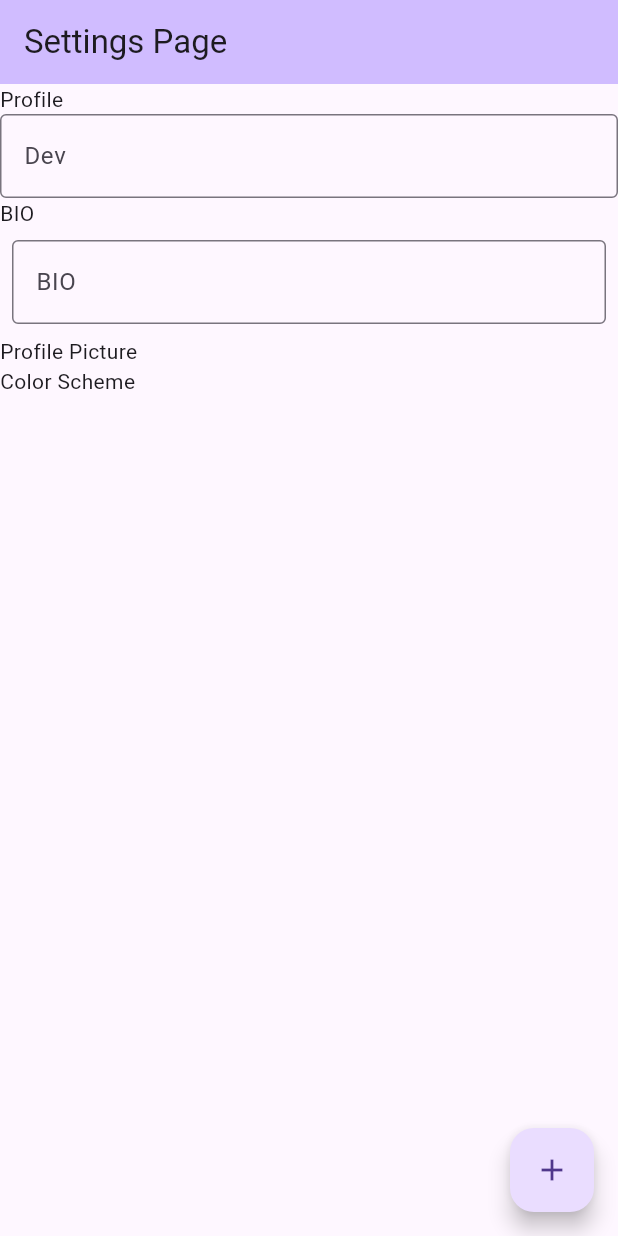
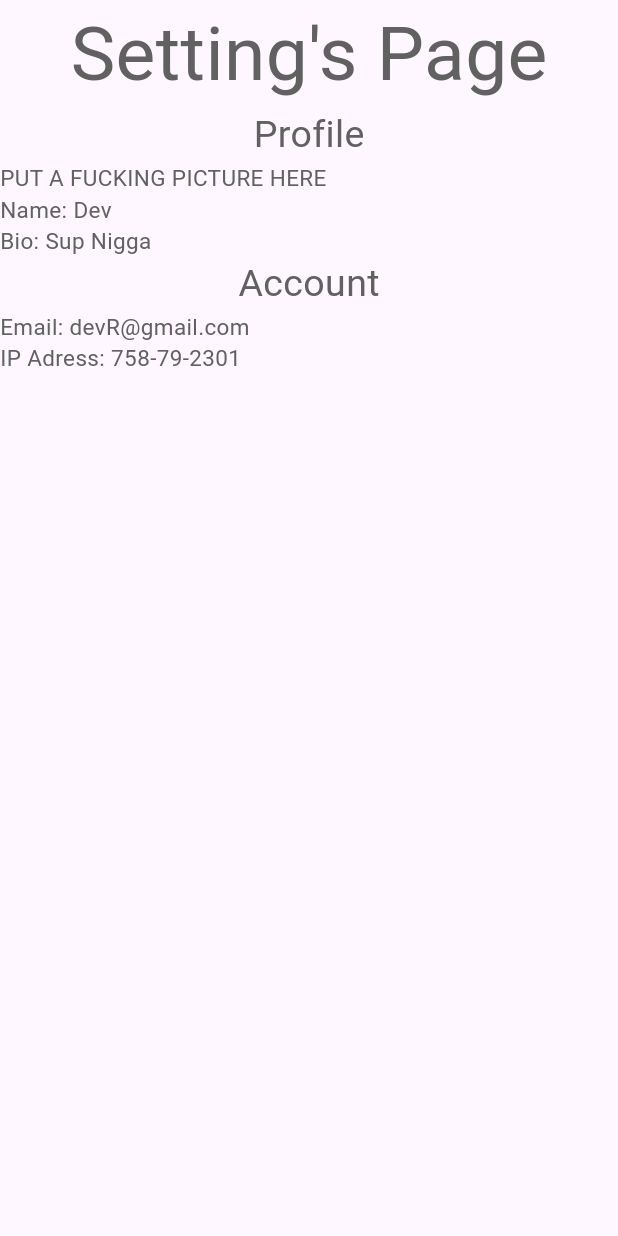
Before and after one commit to DevRollins/RelayApp, a Flutter app: the SettingsPage screen opened directly, on a phone screen of 412 x 824 dp. Run offline on Flutter 3.47's test engine with Material 3 defaults, Android fonts, the phone set to English and light mode, and no system bars; our stand-ins replace firebase_auth, firebase_core; accounts and stored records are empty.

Commit message:
Worked on settings page

```diff
--- a/lib/settings.dart
+++ b/lib/settings.dart
@@ -1,107 +1,125 @@
 import 'package:flutter/material.dart';
+import 'package:relay_app/auth.dart';
+import 'package:relay_app/components/settings_button.dart';
 
 void main() {
-  runApp(const MyApp());
+  runApp(SettingsPage());
 }
 
-class MyApp extends StatelessWidget {
-  const MyApp({super.key});
 
-  // This widget is the root of your application.
+
+class SettingsPage extends StatefulWidget {
+  SettingsPage({super.key});
+
   @override
-  Widget build(BuildContext context) {
-    return MaterialApp(
-      title: 'Settings Page',
-      theme: ThemeData(
-        colorScheme: ColorScheme.fromSeed(seedColor: Colors.deepPurple),
-        useMaterial3: true,
-      ),
-      home: const SettingsPage(),
-    );
-  }
+  State<SettingsPage> createState() => _SettingsPageState();
 }
 
-class SettingsPage extends StatefulWidget{
-  const SettingsPage({super.key});
+class _SettingsPageState extends State<SettingsPage> {
+  final usernameController = TextEditingController();
 
-  @override
-  State<SettingsPage> createState() => _SettingsPage();
-}
 
-class _SettingsPage extends State<SettingsPage> {
-  String _username = "Dev";
+  void changePicture() async {
+   showDialog(context: context, builder: (context){
+    return AuthPage();
 
-  void _incrementCounter() {
-    setState(() {
-      // This call to setState tells the Flutter framework that something has
-      // changed in this State, which causes it to rerun the build method below
-      // so that the display can reflect the updated values. If we changed
-      // _counter without calling setState(), then the build method would not be
-      // called again, and so nothing would appear to happen.
-      _username;
     });
   }
 
   @override
   Widget build(BuildContext context) {
-    // This method is rerun every time setState is called, for instance as done
-    // by the _incrementCounter method above.
-    //
-    // The Flutter framework has been optimized to make rerunning build methods
-    // fast, so that you can just rebuild anything that needs updating rather
-    // than having to individually change instances of widgets.
+
     return Scaffold(
-      appBar: AppBar(
-        // TRY THIS: Try changing the color here to a specific color (to
-        // Colors.amber, perhaps?) and trigger a hot reload to see the AppBar
-        // change color while the other colors stay the same.
-        backgroundColor: Theme.of(context).colorScheme.inversePrimary,
-        // Here we take the value from the MyHomePage object that was created by
-        // the App.build method, and use it to set our appbar title.
-        title: const Text("Settings Page")
-      ),
-      body: Center(
+      body: SafeArea(
+        child: Column(
+          children: [
+            Text(
+                'Setting\'s Page',
+                style: TextStyle(
+                  color: Colors.grey[700],
+                  fontSize: 50,
+                ),
+              ),
 
-        child: Column(
+              Text(
+                'Profile',
+                style: TextStyle(
+                  color: Colors.grey[700],
+                  fontSize: 25,
+                ),
+              ),
 
-          crossAxisAlignment: CrossAxisAlignment.start,
-          children: <Widget>[
-            const Text(
-              'Profile',
-            ),
-            TextField(
-            decoration: InputDecoration(
-              border: OutlineInputBorder(),
-              hintText: '$_username',
-            ),
-            ),
-            const Text(
-              'BIO',
-            ),
-            Padding(
-              padding: const EdgeInsets.all(8.0),
-              child: TextField(
-              decoration: InputDecoration(
-                border: OutlineInputBorder(),
-                hintText: 'BIO',
+              Row(children: [
+                Text(
+                'PUT A FUCKING PICTURE HERE',
+                style: TextStyle(
+                  color: Colors.grey[700],
+                  fontSize: 15,
+                ),
+                ),
+
+                //make a button and align to end
+
+              ],),
+
+              Row(children: [
+                Text(
+                'Name: Dev',
+                style: TextStyle(
+                  color: Colors.grey[700],
+                  fontSize: 15,
+                ),
+                ),
+
+                //make a button and align to end
+              ],),
+
+              Row(children: [
+                Text(
+                'Bio: Sup Nigga',
+                style: TextStyle(
+                  color: Colors.grey[700],
+                  fontSize: 15,
+                ),
+                ),
+
+                //make a button and align to end
+              ],),
+
+              Text(
+                'Account',
+                style: TextStyle(
+                  color: Colors.grey[700],
+                  fontSize: 25,
+                ),
               ),
-              ),
-            ),
-            const Text(
-              'Profile Picture',
-            ),
-            const Text(
 
-              'Color Scheme',
-            ),
-          ],
-        ),
-      ),
-      floatingActionButton: FloatingActionButton(
-        onPressed: _incrementCounter,
-        tooltip: 'Increment',
-        child: const Icon(Icons.add),
-      ), // This trailing comma makes auto-formatting nicer for build methods.
+              Row(children: [
+                Text(
+                'Email: devR@gmail.com',
+                style: TextStyle(
+                  color: Colors.grey[700],
+                  fontSize: 15,
+                ),
+                ),
+
+                //make a button and align to end
+              ],),
+
+              Row(children: [
+                Text(
+                'IP Adress: 758-79-2301',
+                style: TextStyle(
+                  color: Colors.grey[700],
+                  fontSize: 15,
+                ),
+                ),
+
+                //make a button and align to end
+              ],),
+
+          ]),)
+
     );
   }
 }
```
Also changed, not shown: lib/components/settings_button.dart (added, +41 -0 lines).
